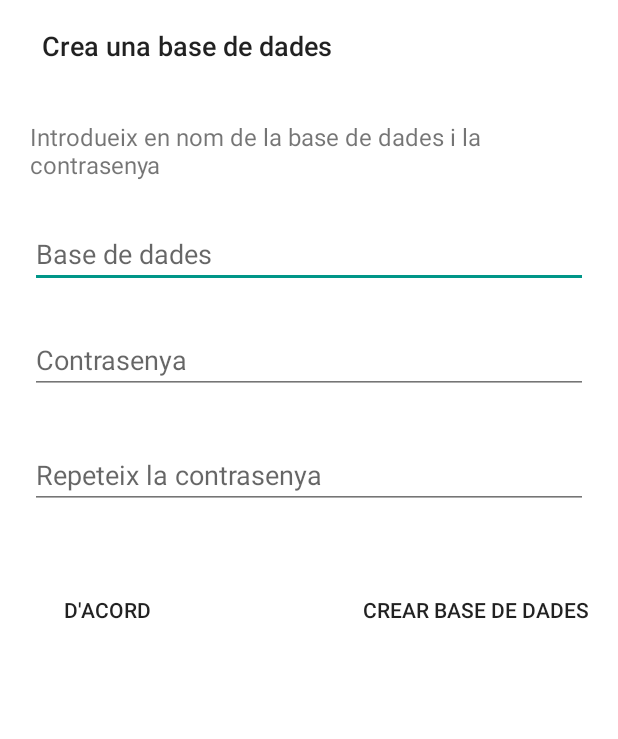
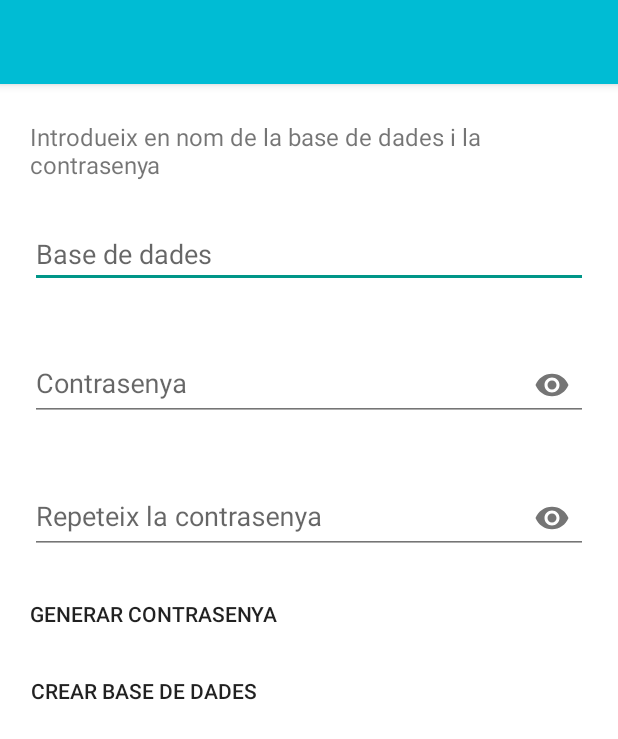
Before and after one commit to rmiguel1985/AndroKeePass, an Android app: the layout activity_create_database.xml on its own in the app's theme, with its tools: preview values and no code run, on a phone screen of 412 x 824 dp. Shown: the top 739 px of the screen. Run offline under Robolectric (Android 15) with nearby library versions, the phone set to English and light mode, and no system bars.

Commit message:
improve views

```diff
--- a/app/src/main/res/layout/activity_create_database.xml
+++ b/app/src/main/res/layout/activity_create_database.xml
@@ -3,17 +3,21 @@
     xmlns:tools="http://schemas.android.com/tools"
     android:layout_width="wrap_content"
     android:layout_height="match_parent"
+    xmlns:app="http://schemas.android.com/apk/res-auto"
     android:orientation="vertical">
 
+    <include layout="@layout/toolbar"
+        android:id="@+id/include" />
+
     <Button
-        android:id="@+id/button"
+        android:id="@+id/create_database_generate_button"
         android:layout_width="wrap_content"
         android:layout_height="wrap_content"
-        android:layout_marginTop="43dp"
         android:background="@null"
-        android:text="@string/ok"
-        android:layout_below="@+id/create_database_txt_password_repeat"
-        android:layout_alignStart="@+id/textView" />
+        android:text="@string/generatepassword_generate"
+        android:layout_marginTop="16dp"
+        android:layout_below="@+id/etPasswordLayoutRepeat"
+        android:layout_alignStart="@+id/create_database_button" />
 
     <TextView
         android:id="@+id/textView2"
@@ -52,9 +56,9 @@
         android:layout_height="wrap_content"
         android:background="@null"
         android:text="@string/loadfile_create_database_button"
-        android:layout_alignBaseline="@+id/button"
-        android:layout_alignBottom="@+id/button"
-        android:layout_alignEnd="@+id/create_database_txt_password_repeat" />
+        android:layout_alignTop="@+id/create_database_generate_button"
+        android:layout_alignStart="@+id/etPasswordLayoutRepeat"
+        android:layout_marginTop="51dp" />
 
     <EditText
         android:id="@+id/create_database_txt_name"
@@ -68,28 +72,50 @@
         android:hint="@string/loadfile_cretate_database_dialog_database"
         android:inputType="textPersonName" />
 
-    <EditText
-        android:id="@+id/create_database_txt_password_repeat"
+
+
+    <android.support.design.widget.TextInputLayout
+        android:id="@+id/etPasswordLayoutRepeat"
         android:layout_width="wrap_content"
         android:layout_height="wrap_content"
-        android:layout_alignEnd="@+id/create_database_txt_password"
         android:layout_alignStart="@+id/create_database_txt_name"
-        android:layout_below="@+id/create_database_txt_password"
-        android:layout_marginTop="31dp"
-        android:ems="10"
-        android:hint="@string/repeat_password"
-        android:inputType="textPassword" />
+        android:layout_below="@+id/etPasswordLayout"
+        android:layout_marginTop="30dp"
+        app:passwordToggleEnabled="true"
+        android:layout_alignEnd="@+id/etPasswordLayout">
 
-    <EditText
-        android:id="@+id/create_database_txt_password"
+        <EditText
+            android:id="@+id/create_database_txt_password_repeat"
+            android:layout_width="match_parent"
+            android:layout_height="wrap_content"
+            android:ems="10"
+            android:hint="@string/repeat_password"
+            android:inputType="textPassword"
+            android:layout_alignEnd="@+id/create_database_txt_password" />
+    </android.support.design.widget.TextInputLayout>
+
+
+    <android.support.design.widget.TextInputLayout
+        android:id="@+id/etPasswordLayout"
         android:layout_width="wrap_content"
         android:layout_height="wrap_content"
-        android:layout_alignEnd="@+id/create_database_txt_name"
+        android:layout_below="@+id/create_database_txt_name"
         android:layout_alignStart="@+id/create_database_txt_name"
-        android:layout_below="@+id/create_database_txt_name"
-        android:layout_marginTop="25dp"
-        android:ems="10"
-        android:hint="@string/password"
-        android:inputType="textPassword" />
+        android:layout_marginTop="30dp"
+        app:passwordToggleEnabled="true"
+        android:layout_alignEnd="@+id/create_database_txt_name">
+
+        <EditText
+            android:id="@+id/create_database_txt_password"
+            android:layout_width="match_parent"
+            android:layout_height="wrap_content"
+            android:ems="10"
+            android:hint="@string/password"
+            android:inputType="textPassword"
+            android:layout_alignEnd="@+id/create_database_txt_name" />
+    </android.support.design.widget.TextInputLayout>
+
+
+
 
 </RelativeLayout>
```
Also changed, not shown: app/src/main/res/layout/activity_generate_password.xml (+79 -60 lines).
